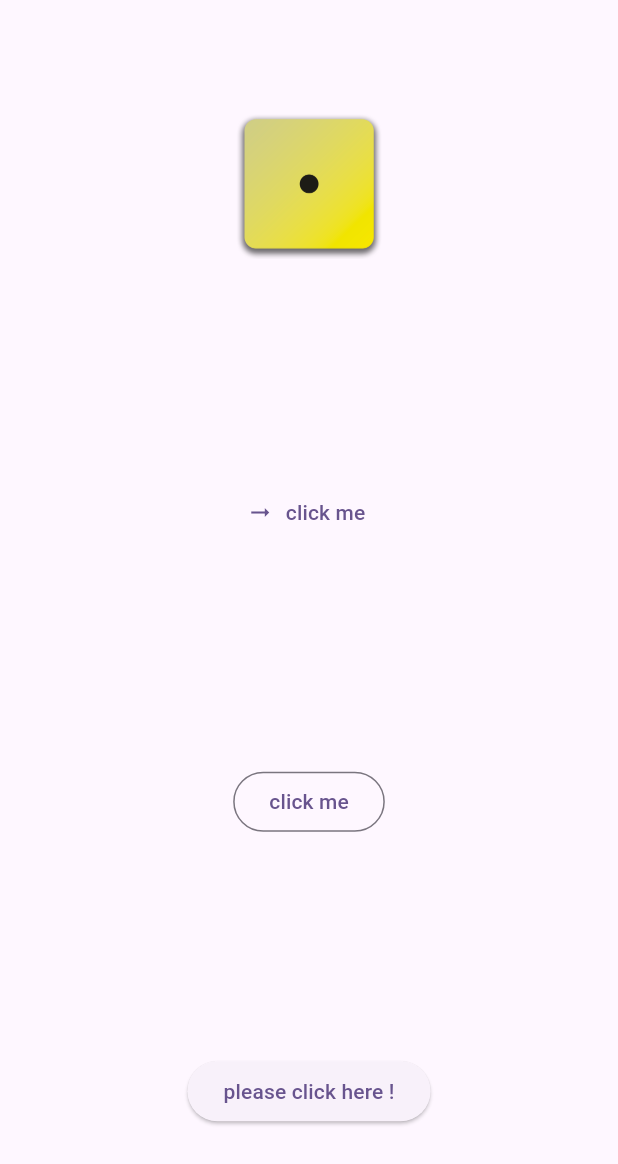
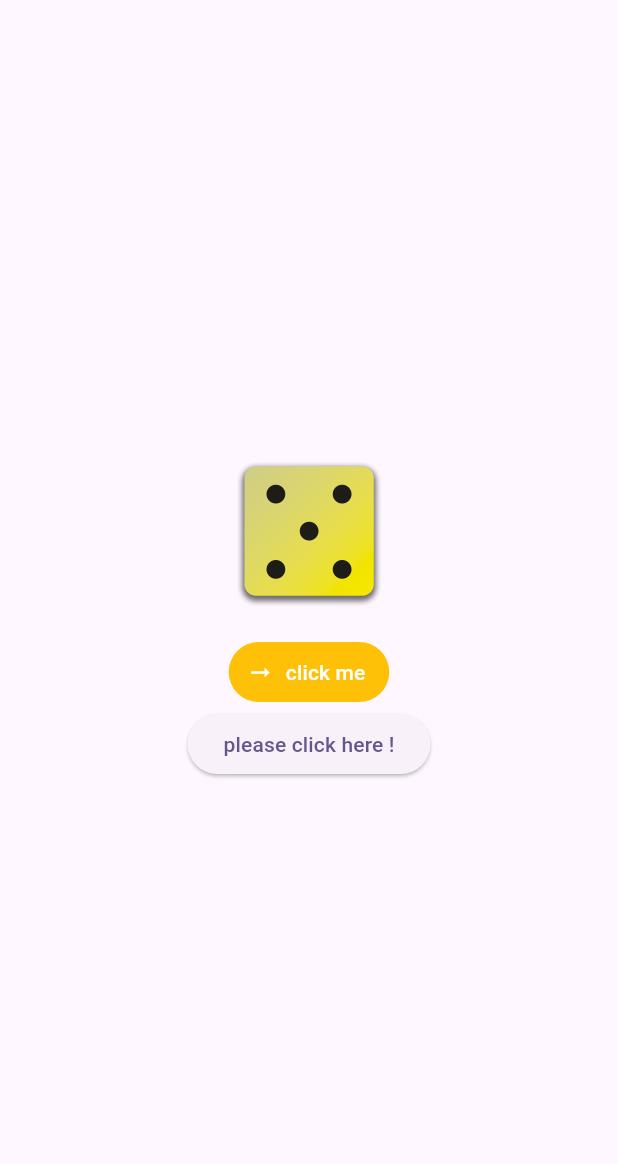
Before and after one commit to Alaa6/roll-dice-app, a Flutter app: the screen it shows after launch, after a tap on "please click here !", on a phone screen of 412 x 824 dp. Shown: the top 1164 px of the screen. Run offline on Flutter 3.47's test engine with Material 3 defaults, Android fonts, the phone set to English and light mode, and no system bars.

Commit message:
rondom rollDice

```diff
--- a/lib/main.dart
+++ b/lib/main.dart
@@ -1,7 +1,7 @@
 import 'package:flutter/material.dart';
 import 'package:second_project/roll_dice.dart';
 
-import 'gradiant_container.dart';
+// import 'gradiant_container.dart';
 
 void main() {
   runApp(const MyApp());
--- a/lib/roll_dice.dart
+++ b/lib/roll_dice.dart
@@ -1,39 +1,65 @@
-import 'dart:developer';
+// import 'dart:developer';
 
+import 'dart:developer' as dev;
+import 'dart:math';
 import 'package:flutter/material.dart';
 
-class RollDice extends StatelessWidget {
+var random = Random();
+
+class RollDice extends StatefulWidget {
+  @override
+  State<RollDice> createState() {
+    return _RollDiceState();
+  }
+
   const RollDice({super.key});
-  void onButtonPressed() {
-    log("the btn pressed from onButtonPressed function");
-  }
-    void onButtonPressedMessage(String msg) {
-    log("the msg is $msg");
-  }
+}
+
+class _RollDiceState extends State<RollDice> {
+  var activeRollNum = 1;
 
   @override
   Widget build(BuildContext context) {
+    void rollDice() {
+      setState(() {
+        activeRollNum = random.nextInt(6) + 1;
+      });
+      dev.log("herrooo");
+    }
+
+    // void onButtonPressedMessage(String msg) {
+    //   log("the msg is $msg");
+    // }
+
     return Center(
       // width: double.infinity,
       child: Column(
         mainAxisAlignment: MainAxisAlignment.spaceAround,
         // crossAxisAlignment: CrossAxisAlignment.stretch,
+        mainAxisSize: MainAxisSize.min,
         children: [
-          Image.asset('images/dice-1.png', width: 100),
+          Image.asset('images/dice-$activeRollNum.png', width: 100),
           // Image.asset('images/dice-2.png' , width :100),
           // Image.asset('images/dice-3.png' , width :100)
+          const SizedBox(
+            height: 20,
+          ),
           TextButton.icon(
-            onPressed: () => log('clicked'),
+            onPressed: rollDice,
             icon: const Icon(Icons.arrow_right_alt_outlined),
             label: const Text('click me'),
+            style: TextButton.styleFrom(
+                backgroundColor: Colors.amber, foregroundColor: Colors.white),
           ),
-          OutlinedButton(
-              onPressed: () => {onButtonPressedMessage("good morning alaa")}, child: const Text('click me')),
+          // OutlinedButton(
+          //   onPressed: () => {onButtonPressedMessage("good morning alaa")},
+          //   child: const Text('click me'),
+          // ),
           //  TextButton(onPressed: ()=>log('clicked'), child: const Text('click me'))
           ElevatedButton(
-              onPressed: onButtonPressed,
-              child: const Text('please click here !'))
-
+            onPressed: rollDice,
+            child: const Text('please click here !'),
+          )
         ],
       ),
     );
```
